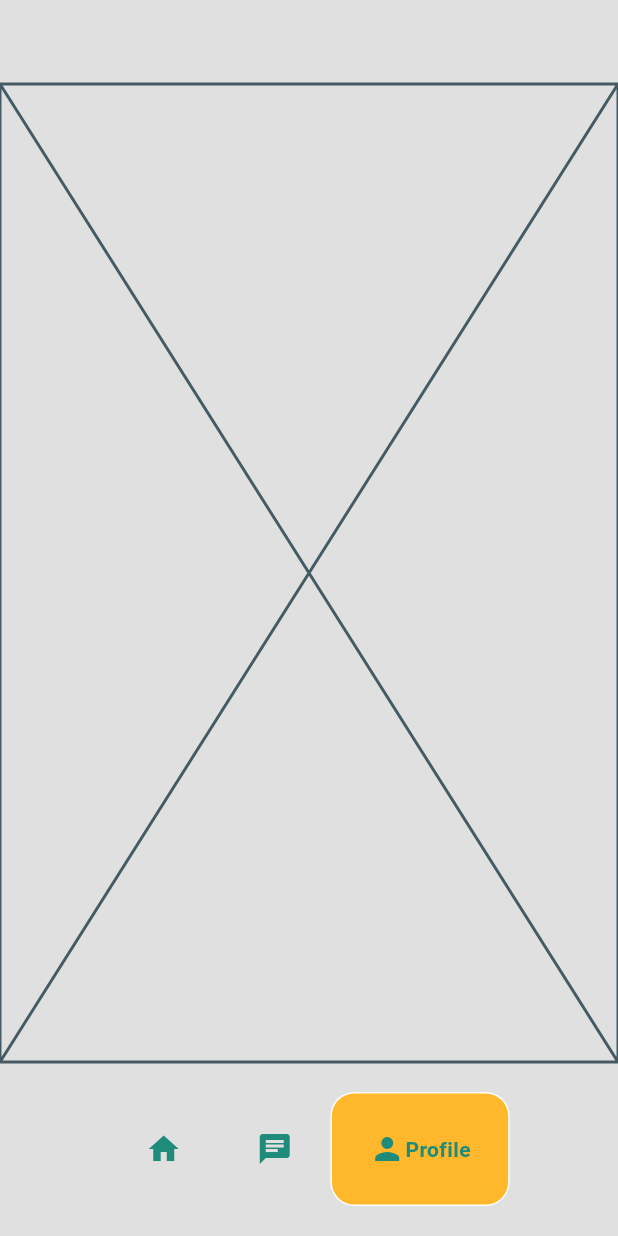
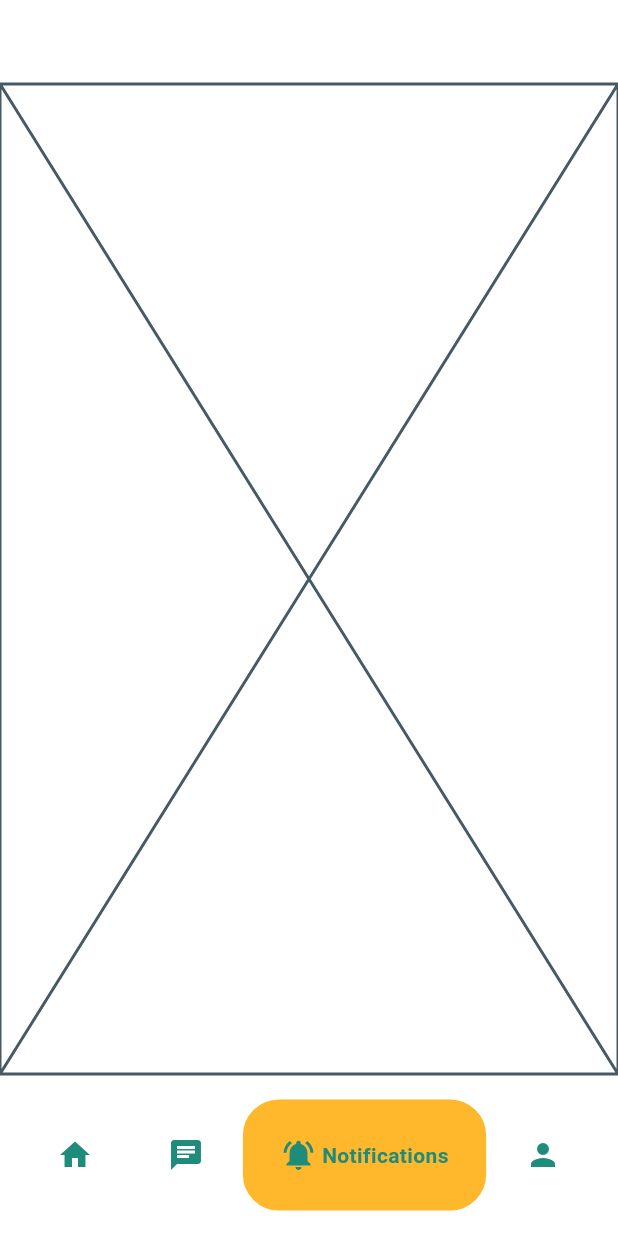
Before and after one commit to Roufaida-As/DonaVita-Donors-side, a Flutter app: the screen it shows after launch, item 3 of the bottom bar chosen, on a phone screen of 412 x 824 dp. Run offline on Flutter 3.47's test engine with Material 3 defaults, Android fonts, the phone set to English and light mode, and no system bars; drawn by our look-alikes of google_nav_bar; our stand-ins replace firebase_core; accounts and stored records are empty.

Commit message:
i added the notificatio icon

```diff
--- a/projectfinal/lib/components/bottom_nav_bar.dart
+++ b/projectfinal/lib/components/bottom_nav_bar.dart
@@ -15,14 +15,14 @@ class _MyBottomNavBarState extends State<MyBottomNavBar> {
   @override
   Widget build(BuildContext context) {
     return Container(
-      padding: const EdgeInsets.symmetric(vertical: 20),
+      padding: const EdgeInsets.symmetric(vertical: 16),
       child: GNav(
           color: Color(0xff1F8B7A),
           activeColor: Color(0xff1F8B7A),
           tabActiveBorder: Border.all(color: Colors.white),
           tabBackgroundColor: Color(0xffFFB72B),
           mainAxisAlignment: MainAxisAlignment.center,
-          tabBorderRadius: 16,
+          tabBorderRadius: 25,
           selectedIndex: _selectedIndex,
           onTabChange: (value) {
             setState(() {
@@ -35,16 +35,35 @@ class _MyBottomNavBarState extends State<MyBottomNavBar> {
           tabs: const [
             GButton(
               icon: Icons.home,
-              text: "Home",
+              text: " Home",
+              textStyle: TextStyle(
+                fontWeight: FontWeight.bold,
+                color: Color(0xff1F8B7A),
+              ),
             ),
             GButton(
               icon: Icons.chat,
-              text: "Chat",
+              text: " Chat",
+              textStyle: TextStyle(
+                fontWeight: FontWeight.bold,
+                color: Color(0xff1F8B7A),
+              ),
             ),
-             GButton(
+            GButton(
+                icon: Icons.notifications_active,
+                text: " Notifications",
+                textStyle: TextStyle(
+                  fontWeight: FontWeight.bold,
+                  color: Color(0xff1F8B7A),
+                )),
+            GButton(
               icon: Icons.person,
-              text: "Profile",
-            )
+              text: " Profile",
+              textStyle: TextStyle(
+                fontWeight: FontWeight.bold,
+                color: Color(0xff1F8B7A),
+              ),
+            ),
           ]),
     );
   }
--- a/projectfinal/lib/pages/home_screen.dart
+++ b/projectfinal/lib/pages/home_screen.dart
@@ -2,6 +2,7 @@ import 'package:flutter/material.dart';
 import 'package:projectfinal/components/bottom_nav_bar.dart';
 import 'package:projectfinal/pages/chat_page.dart';
 import 'package:projectfinal/pages/home_page.dart';
+import 'package:projectfinal/pages/notifications_page.dart';
 import 'package:projectfinal/pages/profile_page.dart';
 
 class HomeScreen extends StatefulWidget {
@@ -31,6 +32,10 @@ class _HomePgeState extends State<HomeScreen> {
     //chat page
     const ChatPage(),
 
+    //notifications page
+
+    const NotificationsPage(),
+
     //profile page
 
     const ProfilePage(),
@@ -40,7 +45,7 @@ class _HomePgeState extends State<HomeScreen> {
     return MaterialApp(
       debugShowCheckedModeBanner: false,
       home: Scaffold(
-        backgroundColor: Colors.grey[300],
+        backgroundColor: Colors.white,
         bottomNavigationBar: MyBottomNavBar(onTabChange: navigateBottomBar),
         appBar: AppBar(
           backgroundColor: Colors.transparent,
--- /dev/null
+++ b/projectfinal/lib/pages/notifications_page.dart
@@ -0,0 +1,15 @@
+import 'package:flutter/material.dart';
+
+class NotificationsPage extends StatefulWidget {
+  const NotificationsPage({super.key});
+
+  @override
+  State<NotificationsPage> createState() => _NotificationsPageState();
+}
+
+class _NotificationsPageState extends State<NotificationsPage> {
+  @override
+  Widget build(BuildContext context) {
+    return const Placeholder();
+  }
+}
```
